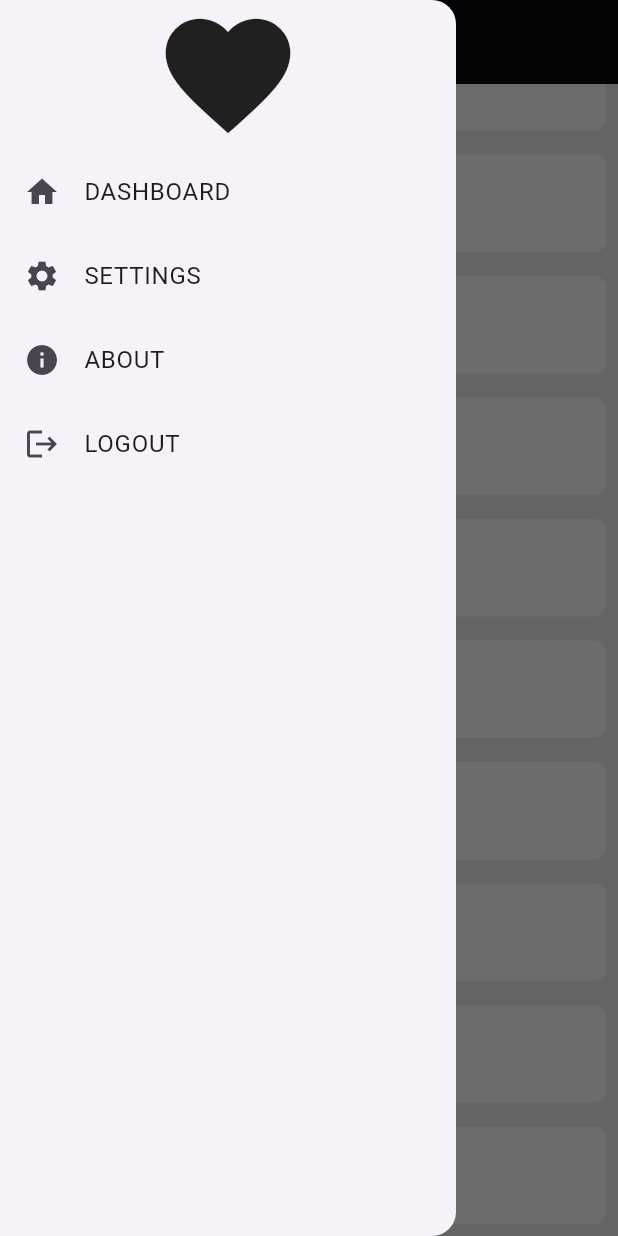
After one commit to tasneemakhaled/adaptive_layout_practice, a Flutter app: the screen it shows after launch, scrolled down 454 dp, after a tap on the "menu" icon, on a phone screen of 412 x 824 dp. The commit adds this screen. Run offline on Flutter 3.47's test engine with Material 3 defaults, Android fonts, the phone set to English and light mode, and no system bars.

Commit message:
create and open drawer

```diff
--- a/lib/views/home_view.dart
+++ b/lib/views/home_view.dart
@@ -1,16 +1,31 @@
+import 'package:adaptive_layout_practice/widgets/custom_drawer.dart';
 import 'package:adaptive_layout_practice/widgets/home_view_body.dart';
 import 'package:flutter/material.dart';
 
-class HomeView extends StatelessWidget {
+class HomeView extends StatefulWidget {
   const HomeView({super.key});
+
+  @override
+  State<HomeView> createState() => _HomeViewState();
+}
+
+class _HomeViewState extends State<HomeView> {
+  GlobalKey<ScaffoldState> scaffoldKey = GlobalKey();
 
   @override
   Widget build(BuildContext context) {
     return Scaffold(
+      key: scaffoldKey,
+      drawer: CustomDrawer(),
       backgroundColor: Color(0xffDBDBDB),
       appBar: AppBar(
         backgroundColor: Colors.black,
-        leading: Icon(Icons.menu, color: Colors.white),
+        leading: GestureDetector(
+          onTap: () {
+            scaffoldKey.currentState!.openDrawer();
+          },
+          child: Icon(Icons.menu, color: Colors.white),
+        ),
       ),
       body: HomeViewBody(),
     );
--- /dev/null
+++ b/lib/widgets/custom_drawer.dart
@@ -0,0 +1,20 @@
+import 'package:flutter/material.dart';
+
+class CustomDrawer extends StatelessWidget {
+  const CustomDrawer({super.key});
+
+  @override
+  Widget build(BuildContext context) {
+    return Drawer(
+      child: Column(
+        children: [
+          Icon(Icons.favorite, size: 100),
+          ListTile(leading: Icon(Icons.home), title: Text('DASHBOARD')),
+          ListTile(leading: Icon(Icons.settings), title: Text('SETTINGS')),
+          ListTile(leading: Icon(Icons.info), title: Text('ABOUT')),
+          ListTile(leading: Icon(Icons.logout), title: Text('LOGOUT')),
+        ],
+      ),
+    );
+  }
+}
```
